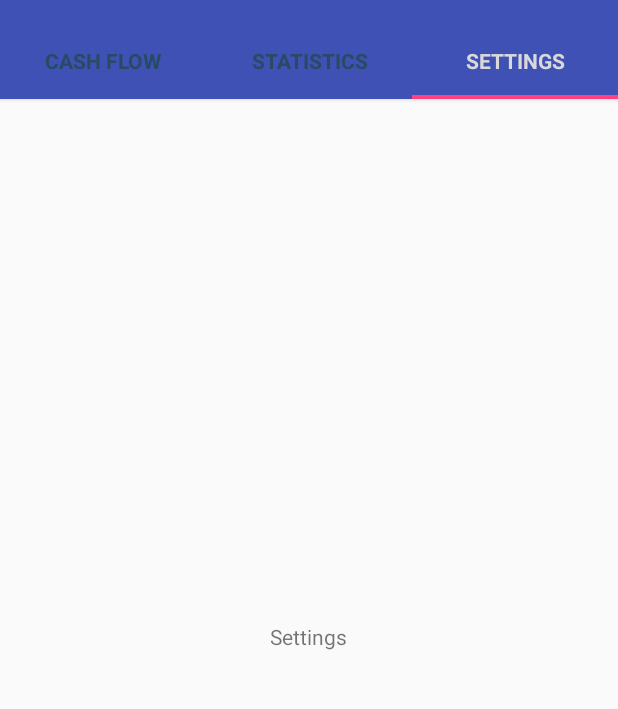
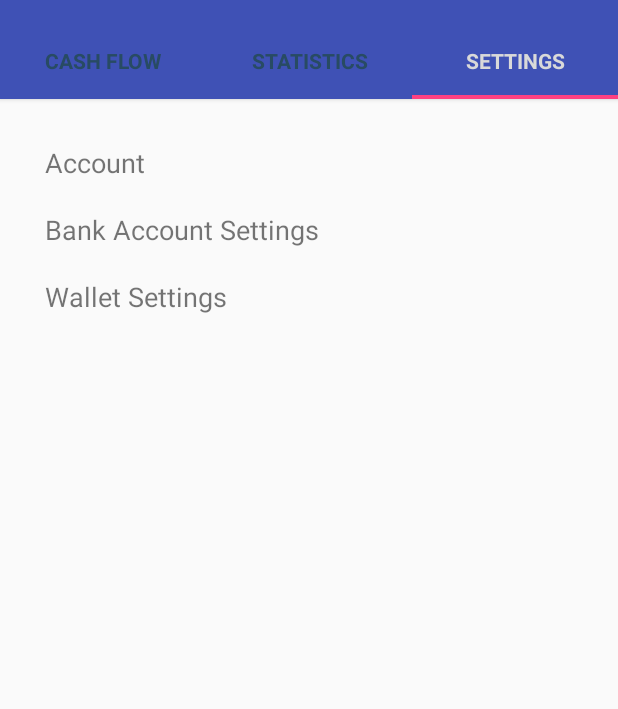
Before and after one commit to rrosatti/cash-bucket, an Android app: the CashFlowFragment screen opened directly, with no data from a screen before it, after a tap on "SETTINGS", on a phone screen of 412 x 824 dp, the part 62-771 px from its top. Run offline under Robolectric (Android 15) with nearby library versions, the light colour scheme and no system bars; 3 statements that could not run were skipped.

Commit message:
create list_item_settings.xml and SettingsAdapter.java

```diff
--- a/app/src/main/java/com/example/rodri/cashbucket/adapter/CashMovementAdapter.java
+++ b/app/src/main/java/com/example/rodri/cashbucket/adapter/CashMovementAdapter.java
@@ -24,7 +24,6 @@ public class CashMovementAdapter extends RecyclerView.Adapter<CashMovementAdapte
 
     private Activity activity;
     private List<CashMovement> cashMovements;
-    private Fragment fragment;
     private MyDataSource dataSource;
     private TypedArray images;
 
--- /dev/null
+++ b/app/src/main/java/com/example/rodri/cashbucket/adapter/SettingsAdapter.java
@@ -0,0 +1,71 @@
+package com.example.rodri.cashbucket.adapter;
+
+import android.app.Activity;
+import android.support.v4.app.Fragment;
+import android.support.v7.widget.RecyclerView;
+import android.view.LayoutInflater;
+import android.view.View;
+import android.view.ViewGroup;
+import android.widget.TextView;
+
+import com.example.rodri.cashbucket.R;
+import com.example.rodri.cashbucket.database.MyDataSource;
+
+import java.util.List;
+
+/**
+ * Created by rodri on 1/8/2017.
+ */
+
+public class SettingsAdapter extends RecyclerView.Adapter<SettingsAdapter.MyViewHolder> {
+
+    private Activity activity;
+    private Fragment fragment;
+    private List<String> settingsOp;
+    private MyDataSource dataSource;
+
+    public class MyViewHolder extends RecyclerView.ViewHolder {
+        public TextView displaySettingsOp;
+
+        public MyViewHolder(View v) {
+            super(v);
+
+            displaySettingsOp = (TextView) v.findViewById(R.id.listItemSettings_txtSettingsOp);
+        }
+    }
+
+    public SettingsAdapter(Activity activity, List<String> settingsOp, Fragment fragment) {
+        this.activity = activity;
+        this.settingsOp = settingsOp;
+        this.fragment = fragment;
+        this.dataSource = new MyDataSource(activity);
+
+        for (int i=0; i<settingsOp.size(); i++) {
+            System.out.println(settingsOp.get(i));
+        }
+    }
+
+    @Override
+    public MyViewHolder onCreateViewHolder(ViewGroup parent, int viewType) {
+        View viewItem = LayoutInflater.from(parent.getContext()).inflate(R.layout.list_item_settings, parent, false);
+
+        return new MyViewHolder(viewItem);
+    }
+
+    @Override
+    public void onBindViewHolder(MyViewHolder holder, int position) {
+        String settings = settingsOp.get(position);
+
+        holder.displaySettingsOp.setText(settings);
+    }
+
+    @Override
+    public int getItemCount() {
+        return settingsOp.size();
+    }
+
+    @Override
+    public void onAttachedToRecyclerView(RecyclerView recyclerView) {
+        super.onAttachedToRecyclerView(recyclerView);
+    }
+}
--- a/app/src/main/java/com/example/rodri/cashbucket/fragment/SettingsFragment.java
+++ b/app/src/main/java/com/example/rodri/cashbucket/fragment/SettingsFragment.java
@@ -3,11 +3,18 @@ package com.example.rodri.cashbucket.fragment;
 import android.os.Bundle;
 import android.support.annotation.Nullable;
 import android.support.v4.app.Fragment;
+import android.support.v7.widget.LinearLayoutManager;
+import android.support.v7.widget.RecyclerView;
 import android.view.LayoutInflater;
 import android.view.View;
 import android.view.ViewGroup;
+import android.widget.ArrayAdapter;
 
 import com.example.rodri.cashbucket.R;
+import com.example.rodri.cashbucket.adapter.SettingsAdapter;
+
+import java.util.Arrays;
+import java.util.List;
 
 /**
  * Created by rodri on 1/2/2017.
@@ -15,11 +22,35 @@ import com.example.rodri.cashbucket.R;
 
 public class SettingsFragment extends Fragment {
 
+    private RecyclerView listSettings;
+    private List<String> listSettingsOp;
+    private SettingsAdapter adapter;
+
     @Nullable
     @Override
     public View onCreateView(LayoutInflater inflater, @Nullable ViewGroup container, @Nullable Bundle savedInstanceState) {
         View v = inflater.inflate(R.layout.tab_settings, container, false);
+
+        iniViews(v);
+
         return v;
     }
 
+    @Override
+    public void onViewCreated(View view, @Nullable Bundle savedInstanceState) {
+
+        listSettingsOp = Arrays.asList(getActivity().getResources().getStringArray(R.array.settings_options));
+        adapter = new SettingsAdapter(getActivity(), listSettingsOp, this);
+
+        // Setting the LayoutManager to the Recycler View
+        LinearLayoutManager llm = new LinearLayoutManager(getActivity());
+        listSettings.setLayoutManager(llm);
+        listSettings.setAdapter(adapter);
+
+    }
+
+    private void iniViews(View v) {
+        listSettings = (RecyclerView) v.findViewById(R.id.tabSettings_listSettings);
+    }
+
 }
--- a/app/src/main/res/layout/activity_login.xml
+++ b/app/src/main/res/layout/activity_login.xml
@@ -23,6 +23,14 @@
             android:inputType="textPassword"
             android:layout_marginTop="10dp"/>
 
+        <CheckBox
+            android:id="@+id/activityLogin_checkRememberMe"
+            android:layout_width="wrap_content"
+            android:layout_height="wrap_content"
+            android:text="@string/check_remember_me"
+            android:layout_marginTop="10dp"
+            android:layout_gravity="center_horizontal"/>
+
         <Button
             android:id="@+id/btLogin"
             android:layout_width="match_parent"
--- /dev/null
+++ b/app/src/main/res/layout/list_item_settings.xml
@@ -0,0 +1,12 @@
+<?xml version="1.0" encoding="utf-8"?>
+<LinearLayout xmlns:android="http://schemas.android.com/apk/res/android"
+    android:orientation="vertical" android:layout_width="match_parent"
+    android:layout_height="wrap_content" android:padding="10dp">
+
+    <TextView
+        android:id="@+id/listItemSettings_txtSettingsOp"
+        android:layout_width="wrap_content"
+        android:layout_height="wrap_content"
+        android:textSize="8pt" />
+
+</LinearLayout>
--- a/app/src/main/res/layout/tab_settings.xml
+++ b/app/src/main/res/layout/tab_settings.xml
@@ -1,11 +1,10 @@
 <?xml version="1.0" encoding="utf-8"?>
 <RelativeLayout xmlns:android="http://schemas.android.com/apk/res/android"
-    android:layout_width="match_parent" android:layout_height="match_parent">
+    android:layout_width="match_parent" android:layout_height="match_parent" android:padding="20dp">
 
-    <TextView
-        android:layout_width="wrap_content"
-        android:layout_height="wrap_content"
-        android:text="Settings"
-        android:layout_centerInParent="true"/>
+    <android.support.v7.widget.RecyclerView
+        android:id="@+id/tabSettings_listSettings"
+        android:layout_width="match_parent"
+        android:layout_height="wrap_content" />
 
 </RelativeLayout>
--- a/app/src/main/res/values/strings.xml
+++ b/app/src/main/res/values/strings.xml
@@ -57,4 +57,14 @@
     <string name="text_bank_account">Bank Account:</string>
     <string name="text_wallet">Wallet: </string>
 
+    <!-- CheckBox -->
+    <string name="check_remember_me">Remember me</string>
+
+    <!-- Settings -->
+    <string-array name="settings_options">
+        <item>Account</item>
+        <item>Bank Account Settings</item>
+        <item>Wallet Settings</item>
+    </string-array>
+
 </resources>
```
